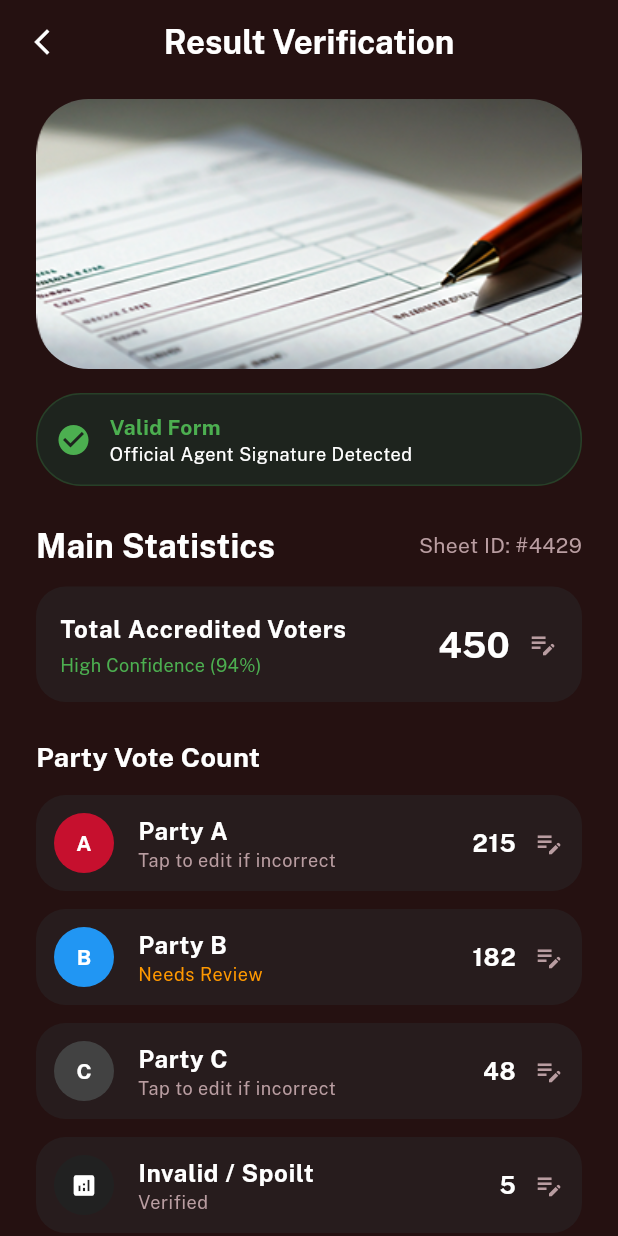
After one commit to Abdul-Hanan38/Eagle_Badger, a Flutter app: the ResultVerificationScreen screen opened by its route, on a phone screen of 412 x 824 dp. The commit adds this screen. Run offline on Flutter 3.47's test engine with Material 3 defaults, Android fonts, the phone set to English and light mode, and no system bars; our stand-ins replace camera, flutter_native_splash, google_fonts, mask_text_input_formatter, material_symbols_icons, pinput; statements that could not run were skipped.

Commit message:
ResultVerificationAdded

```diff
--- a/lib/main.dart
+++ b/lib/main.dart
@@ -1,6 +1,7 @@
 import 'package:eagle_badger/screens/report/evidence_capture.dart';
 import 'package:eagle_badger/screens/report/report_incident.dart';
 import 'package:eagle_badger/screens/report/result_sheet.dart';
+import 'package:eagle_badger/screens/report/result_verification.dart';
 import 'package:eagle_badger/screens/report/review_checkin.dart';
 import 'package:eagle_badger/screens/tally/activity_flow.dart';
 import 'package:eagle_badger/screens/contact/bloc_details.dart';
@@ -62,6 +63,7 @@ class MyApp extends StatelessWidget {
         '/reportIncident': (context) => const ReportIncidentScreen(),
         '/evidenceCapture': (context) => const EvidenceCaptureScreen(),
         '/resultSheet': (context) => const ResultSheetUploadScreen(),
+        '/resultVerification': (context) => const ResultVerificationScreen(),
       },
     );
   }
--- a/lib/screens/report/evidence_capture.dart
+++ b/lib/screens/report/evidence_capture.dart
@@ -40,7 +40,9 @@ class _EvidenceCaptureScreenState extends State<EvidenceCaptureScreen> {
 
   @override
   void dispose() {
-    _controller?.dispose();
+    if (_controller != null && _controller!.value.isInitialized) {
+      _controller?.dispose();
+    }
     super.dispose();
   }
 
@@ -61,7 +63,7 @@ class _EvidenceCaptureScreenState extends State<EvidenceCaptureScreen> {
         ),
         title: const Text(
           "Evidence Capture",
-          style: TextStyle(color: Colors.white, fontSize: 22),
+          style: TextStyle(color: Colors.white, fontSize: 18),
         ),
         centerTitle: true,
         actions: [
@@ -226,11 +228,8 @@ class _EvidenceCaptureScreenState extends State<EvidenceCaptureScreen> {
           ),
           GestureDetector(
             onTap: () async {
-              if (_isInitialized) {
+              if (_isInitialized && _controller != null) {
                 await _controller!.takePicture();
-                if (mounted) {
-                  Navigator.pushNamed(context, '/resultSheet');
-                }
               }
             },
             child: Container(
@@ -246,10 +245,16 @@ class _EvidenceCaptureScreenState extends State<EvidenceCaptureScreen> {
               ),
             ),
           ),
-          const CircleAvatar(
-            radius: 25,
-            backgroundColor: Colors.white10,
-            child: Icon(Icons.cached, color: Colors.white),
+          GestureDetector(
+            onTap: () async {
+              await Future.delayed(const Duration(milliseconds: 100));
+              if (mounted) Navigator.pushNamed(context, '/resultSheet');
+            },
+            child: const CircleAvatar(
+              radius: 25,
+              backgroundColor: Colors.white10,
+              child: Icon(Icons.cached, color: Colors.white),
+            ),
           ),
         ],
       ),
--- a/lib/screens/report/result_sheet.dart
+++ b/lib/screens/report/result_sheet.dart
@@ -39,7 +39,9 @@ class _ResultSheetUploadScreenState extends State<ResultSheetUploadScreen> {
 
   @override
   void dispose() {
-    _controller?.dispose();
+    if (_controller != null && _controller!.value.isInitialized) {
+      _controller?.dispose();
+    }
     super.dispose();
   }
 
@@ -57,7 +59,7 @@ class _ResultSheetUploadScreenState extends State<ResultSheetUploadScreen> {
                     child: CircularProgressIndicator(color: Color(0xFFC6102E)),
                   ),
           ),
-          Container(color: Colors.black.withValues(alpha: 0.4)),
+          Container(color: Colors.black.withOpacity(0.4)),
           SafeArea(
             child: Column(
               children: [
@@ -67,7 +69,7 @@ class _ResultSheetUploadScreenState extends State<ResultSheetUploadScreen> {
                 const SizedBox(height: 20),
                 const Text(
                   "Hold steady...",
-                  style: TextStyle(color: Colors.white70),
+                  style: TextStyle(color: Colors.white70, fontSize: 13),
                 ),
                 const Spacer(),
                 _buildCaptureButton(),
@@ -126,7 +128,7 @@ class _ResultSheetUploadScreenState extends State<ResultSheetUploadScreen> {
         child: Container(
           padding: const EdgeInsets.symmetric(horizontal: 16, vertical: 8),
           decoration: BoxDecoration(
-            color: const Color(0xFFC6102E).withValues(alpha: 0.2),
+            color: const Color(0xFFC6102E).withOpacity(0.2),
             borderRadius: BorderRadius.circular(20),
           ),
           child: const Text(
@@ -147,9 +149,10 @@ class _ResultSheetUploadScreenState extends State<ResultSheetUploadScreen> {
       padding: const EdgeInsets.only(bottom: 30),
       child: GestureDetector(
         onTap: () async {
-          if (_isInitialized) {
+          if (_isInitialized && _controller != null) {
             await _controller!.takePicture();
-            debugPrint("Document Clicked");
+            await Future.delayed(const Duration(milliseconds: 100));
+            if (mounted) Navigator.pushNamed(context, '/resultVerification');
           }
         },
         child: Container(
@@ -173,8 +176,8 @@ class _ResultSheetUploadScreenState extends State<ResultSheetUploadScreen> {
 
   Widget _buildBottomNavMirror() {
     return Container(
-      padding: const EdgeInsets.symmetric(vertical: 12),
-      color: Theme.of(context).colorScheme.onSecondary,
+      padding: const EdgeInsets.fromLTRB(0, 20, 0, 30),
+      color: Theme.of(context).colorScheme.surface,
       child: const Row(
         mainAxisAlignment: MainAxisAlignment.spaceAround,
         children: [
--- /dev/null
+++ b/lib/screens/report/result_verification.dart
@@ -0,0 +1,290 @@
+import 'package:flutter/material.dart';
+
+class ResultVerificationScreen extends StatelessWidget {
+  const ResultVerificationScreen({super.key});
+
+  @override
+  Widget build(BuildContext context) {
+    return Scaffold(
+      backgroundColor: Theme.of(context).colorScheme.surface,
+      appBar: AppBar(
+        backgroundColor: Theme.of(context).colorScheme.surface,
+        surfaceTintColor: Theme.of(context).colorScheme.surface,
+        elevation: 0,
+        leading: IconButton(
+          icon: const Icon(
+            Icons.arrow_back_ios_new,
+            color: Colors.white,
+            size: 20,
+          ),
+          onPressed: () => Navigator.pop(context),
+        ),
+        title: const Text(
+          "Result Verification",
+          style: TextStyle(color: Colors.white, fontSize: 22),
+        ),
+        centerTitle: true,
+      ),
+      body: SingleChildScrollView(
+        padding: const EdgeInsets.symmetric(horizontal: 24, vertical: 10),
+        child: Column(
+          crossAxisAlignment: CrossAxisAlignment.start,
+          children: [
+            // 1. Document Preview Image
+            ClipRRect(
+              borderRadius: BorderRadius.circular(35),
+              child: Image.asset(
+                'assets/images/result.png',
+                height: 180,
+                width: double.infinity,
+                fit: BoxFit.cover,
+              ),
+            ),
+            const SizedBox(height: 16),
+
+            // 2. Validation Status Bar
+            _buildValidationStatus(context),
+
+            const SizedBox(height: 24),
+
+            // 3. Main Statistics Section
+            Row(
+              mainAxisAlignment: MainAxisAlignment.spaceBetween,
+              children: [
+                Text(
+                  "Main Statistics",
+                  style: Theme.of(context).textTheme.titleSmall,
+                ),
+                Text(
+                  "Sheet ID: #4429",
+                  style: Theme.of(context).textTheme.bodyMedium!.copyWith(
+                    color: Theme.of(context).colorScheme.onPrimary,
+                  ),
+                ),
+              ],
+            ),
+            const SizedBox(height: 12),
+            _buildResultTile(
+              context,
+              label: "Total Accredited Voters",
+              value: "450",
+              subtext: "High Confidence (94%)",
+              subtextColor: Colors.green,
+            ),
+
+            const SizedBox(height: 24),
+
+            // 4. Party Vote Count List
+            const Text(
+              "Party Vote Count",
+              style: TextStyle(
+                color: Colors.white,
+                fontSize: 18,
+                fontWeight: FontWeight.bold,
+              ),
+            ),
+            const SizedBox(height: 12),
+            _buildPartyTile(
+              context,
+              "A",
+              "Party A",
+              "215",
+              "Tap to edit if incorrect",
+              const Color(0xFFC6102E),
+            ),
+            _buildPartyTile(
+              context,
+              "B",
+              "Party B",
+              "182",
+              "Needs Review",
+              Colors.blue,
+              statusColor: Colors.orange,
+            ),
+            _buildPartyTile(
+              context,
+              "C",
+              "Party C",
+              "48",
+              "Tap to edit if incorrect",
+              Colors.grey.shade800,
+            ),
+            _buildPartyTile(
+              context,
+              "Inv",
+              "Invalid / Spoilt",
+              "5",
+              "Verified",
+              Colors.grey.shade900,
+              isIcon: true,
+            ),
+
+            const SizedBox(height: 32),
+
+            // 5. Confirm Button
+            ElevatedButton(
+              onPressed: () {
+                Navigator.pushNamed(context, '/fieldWork');
+              },
+              style: ElevatedButton.styleFrom(
+                backgroundColor: Theme.of(context).colorScheme.primary,
+                minimumSize: const Size(double.infinity, 56),
+                shape: RoundedRectangleBorder(
+                  borderRadius: BorderRadius.circular(12),
+                ),
+              ),
+              child: Text(
+                "Confirm Results",
+                style: Theme.of(context).textTheme.labelLarge,
+              ),
+            ),
+            const SizedBox(height: 40),
+          ],
+        ),
+      ),
+    );
+  }
+
+  Widget _buildValidationStatus(BuildContext context) {
+    return Container(
+      padding: const EdgeInsets.all(12),
+      decoration: BoxDecoration(
+        color: const Color(0xFF1E241E),
+        borderRadius: BorderRadius.circular(30),
+        border: Border.all(color: Colors.green.withValues(alpha: 0.2)),
+      ),
+      child: Row(
+        children: [
+          const Icon(Icons.check_circle, color: Colors.green, size: 24),
+          const SizedBox(width: 12),
+          Column(
+            crossAxisAlignment: CrossAxisAlignment.start,
+            children: [
+              Text(
+                "Valid Form",
+                style: Theme.of(context).textTheme.bodyMedium!.copyWith(
+                  color: Colors.green,
+                  fontWeight: FontWeight.bold,
+                ),
+              ),
+              Text(
+                "Official Agent Signature Detected",
+                style: Theme.of(context).textTheme.bodySmall!.copyWith(
+                  color: Theme.of(context).colorScheme.onSurface,
+                ),
+              ),
+            ],
+          ),
+        ],
+      ),
+    );
+  }
+
+  Widget _buildResultTile(
+    BuildContext context, {
+    required String label,
+    required String value,
+    required String subtext,
+    required Color subtextColor,
+  }) {
+    return Container(
+      padding: const EdgeInsets.all(16),
+      decoration: BoxDecoration(
+        color: Theme.of(context).colorScheme.onSecondaryFixed,
+        borderRadius: BorderRadius.circular(20),
+      ),
+      child: Row(
+        children: [
+          Expanded(
+            child: Column(
+              crossAxisAlignment: CrossAxisAlignment.start,
+              children: [
+                Text(label, style: Theme.of(context).textTheme.bodyLarge),
+                const SizedBox(height: 4),
+                Text(
+                  subtext,
+                  style: TextStyle(color: subtextColor, fontSize: 12),
+                ),
+              ],
+            ),
+          ),
+          Text(
+            value,
+            style: const TextStyle(
+              color: Colors.white,
+              fontSize: 24,
+              fontWeight: FontWeight.bold,
+            ),
+          ),
+          const SizedBox(width: 12),
+          Icon(
+            Icons.edit_note,
+            color: Theme.of(context).colorScheme.onPrimary,
+            size: 20,
+          ),
+        ],
+      ),
+    );
+  }
+
+  Widget _buildPartyTile(
+    BuildContext context,
+    String initial,
+    String name,
+    String votes,
+    String status,
+    Color color, {
+    Color? statusColor,
+    bool isIcon = false,
+  }) {
+    return Container(
+      margin: const EdgeInsets.only(bottom: 12),
+      padding: const EdgeInsets.all(12),
+      decoration: BoxDecoration(
+        color: Theme.of(context).colorScheme.onSecondaryFixed,
+        borderRadius: BorderRadius.circular(20),
+      ),
+      child: Row(
+        children: [
+          CircleAvatar(
+            backgroundColor: color,
+            radius: 20,
+            child: isIcon
+                ? const Icon(Icons.analytics, color: Colors.white, size: 18)
+                : Text(
+                    initial,
+                    style: const TextStyle(
+                      color: Colors.white,
+                      fontWeight: FontWeight.bold,
+                      fontSize: 14,
+                    ),
+                  ),
+          ),
+          const SizedBox(width: 16),
+          Expanded(
+            child: Column(
+              crossAxisAlignment: CrossAxisAlignment.start,
+              children: [
+                Text(name, style: Theme.of(context).textTheme.bodyLarge),
+                Text(
+                  status,
+                  style: Theme.of(context).textTheme.bodySmall!.copyWith(
+                    color:
+                        statusColor ?? Theme.of(context).colorScheme.onPrimary,
+                  ),
+                ),
+              ],
+            ),
+          ),
+          Text(votes, style: Theme.of(context).textTheme.bodyLarge),
+          const SizedBox(width: 12),
+          Icon(
+            Icons.edit_note,
+            color: Theme.of(context).colorScheme.onPrimary,
+            size: 20,
+          ),
+        ],
+      ),
+    );
+  }
+}
--- a/lib/theme/app_theme.dart
+++ b/lib/theme/app_theme.dart
@@ -40,6 +40,11 @@ class AppTheme {
             fontWeight: FontWeight.bold,
             color: Colors.white,
           ),
+          titleSmall: const TextStyle(
+            fontSize: 22,
+            fontWeight: FontWeight.bold,
+            color: Colors.white,
+          ),
           bodyLarge: const TextStyle(
             fontSize: 16,
             color: Colors.white,
```
Also changed, not shown: assets/images/result.png (added).
